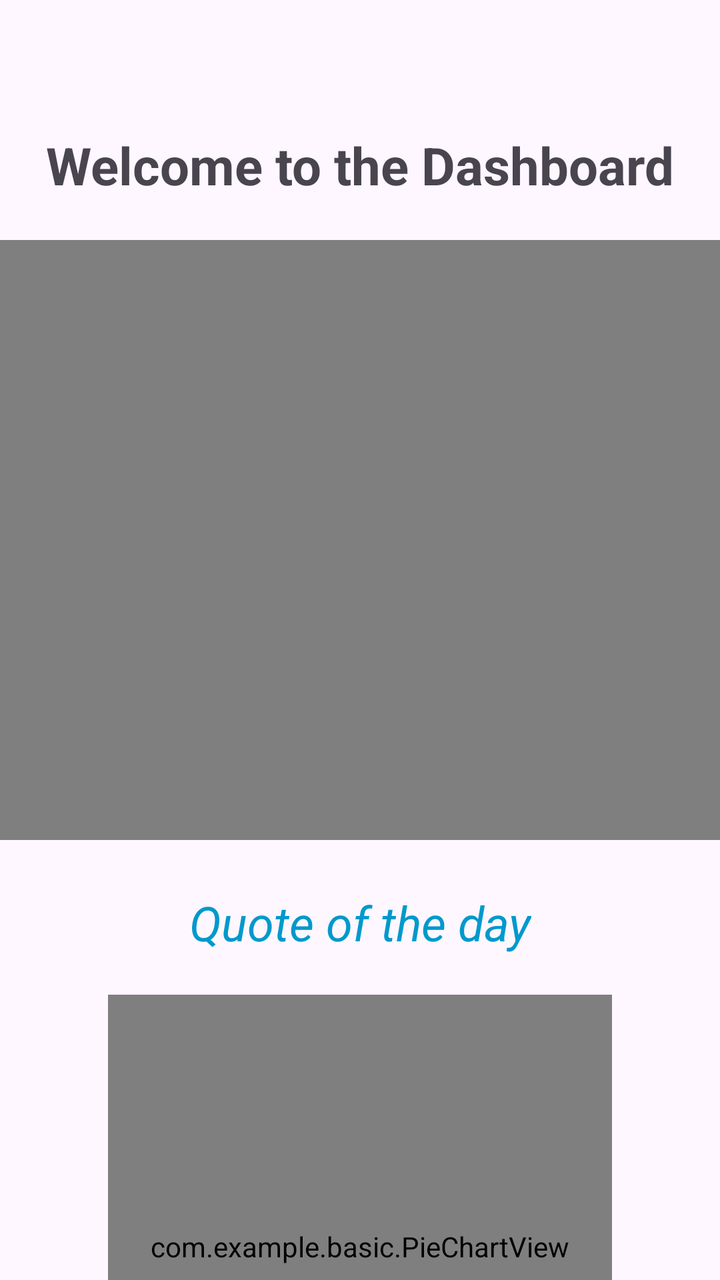
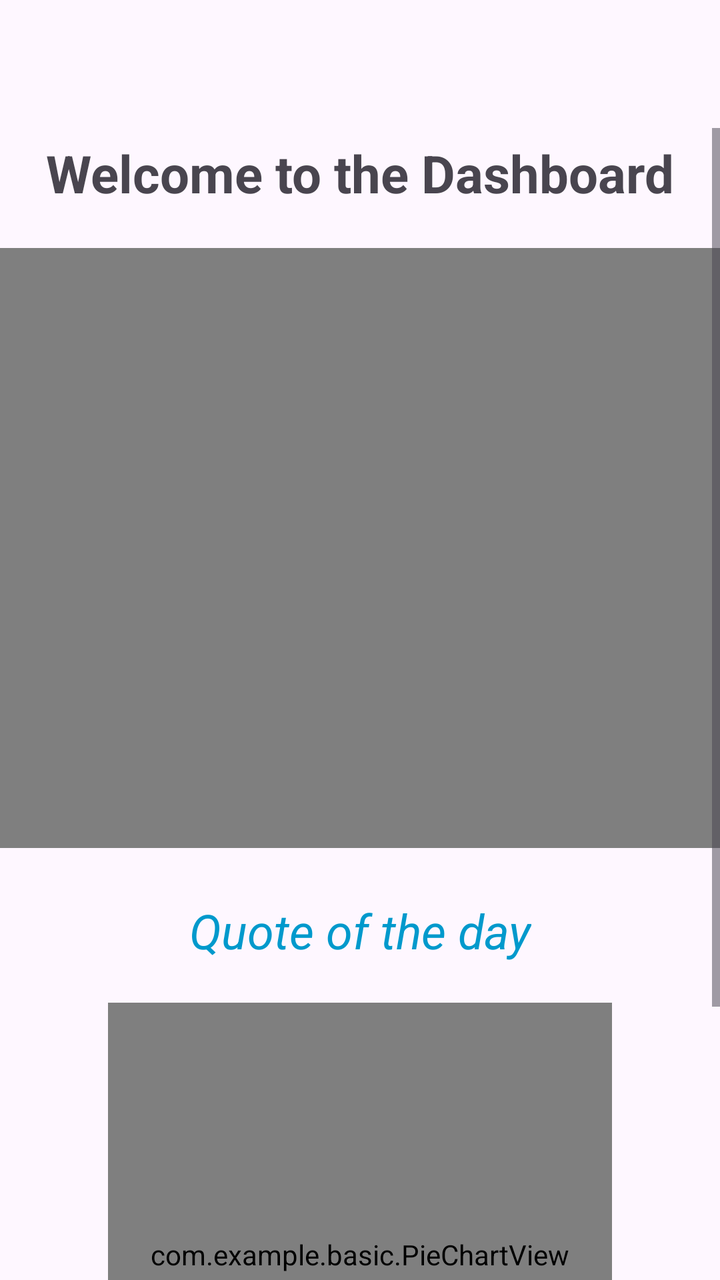

The first picture is an Android layout as it rendered before a commit; the second is the same layout after the commit. The layout source and the unified diff follow.
<!-- AndroidManifest.xml: application theme Theme.Basic -->
<!-- res/layout/activity_dashboard.xml -->
<androidx.drawerlayout.widget.DrawerLayout
    xmlns:android="http://schemas.android.com/apk/res/android"
    xmlns:app="http://schemas.android.com/apk/res-auto"
    xmlns:tools="http://schemas.android.com/tools"
    android:id="@+id/drawerLayout"
    android:layout_width="match_parent"
    android:layout_height="match_parent"
    android:fitsSystemWindows="true"
    tools:context=".DashboardActivity">

    <androidx.appcompat.widget.Toolbar
        android:id="@+id/toolbar"
        android:layout_width="match_parent"
        android:layout_height="?attr/actionBarSize"
        android:textColor="@android:color/black"/>

    <androidx.constraintlayout.widget.ConstraintLayout
        android:layout_width="match_parent"
        android:layout_height="match_parent"
        android:textColor="@android:color/black">

        <TextView
            android:id="@+id/dashboardText"
            android:layout_width="wrap_content"
            android:layout_height="wrap_content"
            android:text="Welcome to the Dashboard"
            android:textSize="26sp"
            android:textStyle="bold"
            android:layout_marginTop="65dp"
            app:layout_constraintTop_toTopOf="parent"
            app:layout_constraintStart_toStartOf="parent"
            app:layout_constraintEnd_toEndOf="parent"/>

        <VideoView
            android:id="@+id/videoView"
            android:layout_width="match_parent"
            android:layout_height="300dp"
            android:layout_marginTop="20dp"
            app:layout_constraintTop_toBottomOf="@id/dashboardText"
            app:layout_constraintStart_toStartOf="parent"
            app:layout_constraintEnd_toEndOf="parent"/>

        <TextView
            android:id="@+id/quoteText"
            android:layout_width="wrap_content"
            android:layout_height="wrap_content"
            android:text="Quote of the day"
            android:textSize="24sp"
            android:textColor="@android:color/holo_blue_dark"
            android:textStyle="italic"
            android:layout_marginTop="25dp"
            app:layout_constraintTop_toBottomOf="@id/videoView"
            app:layout_constraintStart_toStartOf="parent"
            app:layout_constraintEnd_toEndOf="parent"/>










        <com.example.basic.PieChartView
            android:id="@+id/circleView"
            android:layout_width="0dp"
            android:layout_height="0dp"
            android:layout_marginTop="20dp"
            app:layout_constraintTop_toBottomOf="@id/quoteText"
            app:layout_constraintStart_toStartOf="parent"
            app:layout_constraintEnd_toEndOf="parent"
            app:layout_constraintDimensionRatio="1:1"
            app:layout_constraintWidth_percent="0.7"/>

        <TextView
            android:id="@+id/pieChartDescription"
            android:layout_width="wrap_content"
            android:layout_height="wrap_content"
            android:text="Pie Chart Displays The Nutritional Values !!!"
            android:textSize="20sp"
            android:textColor="@color/text_color"
            android:textStyle="bold"
            android:gravity="center"
            android:layout_marginTop="15dp"
            app:layout_constraintTop_toBottomOf="@id/circleView"
            app:layout_constraintStart_toStartOf="parent"
            app:layout_constraintEnd_toEndOf="parent"/>
    </androidx.constraintlayout.widget.ConstraintLayout>

    <com.google.android.material.navigation.NavigationView
        android:id="@+id/nav_view"
        android:layout_width="wrap_content"
        android:layout_height="match_parent"
        android:layout_gravity="start"
        app:menu="@menu/nav_menu"
        app:itemIconTint="@null"/>

</androidx.drawerlayout.widget.DrawerLayout>
<!-- resources referenced by this layout -->
<resources>
  <color name="text_color">#212121</color>
  <style name="Theme.Basic" parent="Base.Theme.Basic" />
  <style name="Base.Theme.Basic" parent="Theme.Material3.DayNight.NoActionBar">
          
          
      </style>
</resources>

<!-- the commit's change to res/layout/activity_dashboard.xml (unified diff, before → after) -->
@@ -8,11 +8,21 @@
     android:fitsSystemWindows="true"
     tools:context=".DashboardActivity">
 
+    <LinearLayout
+        android:layout_width="match_parent"
+        android:layout_height="match_parent"
+        android:orientation="vertical">
+
     <androidx.appcompat.widget.Toolbar
         android:id="@+id/toolbar"
         android:layout_width="match_parent"
         android:layout_height="?attr/actionBarSize"
         android:textColor="@android:color/black"/>
+
+    <ScrollView
+        android:layout_width="match_parent"
+        android:layout_height="match_parent"
+        android:fillViewport="true">
 
     <androidx.constraintlayout.widget.ConstraintLayout
         android:layout_width="match_parent"
@@ -26,7 +36,7 @@
             android:text="Welcome to the Dashboard"
             android:textSize="26sp"
             android:textStyle="bold"
-            android:layout_marginTop="65dp"
+            android:layout_marginTop="5dp"
             app:layout_constraintTop_toTopOf="parent"
             app:layout_constraintStart_toStartOf="parent"
             app:layout_constraintEnd_toEndOf="parent"/>
@@ -88,6 +98,9 @@
             app:layout_constraintEnd_toEndOf="parent"/>
     </androidx.constraintlayout.widget.ConstraintLayout>
 
+    </ScrollView>
+</LinearLayout>
+
     <com.google.android.material.navigation.NavigationView
         android:id="@+id/nav_view"
         android:layout_width="wrap_content"
